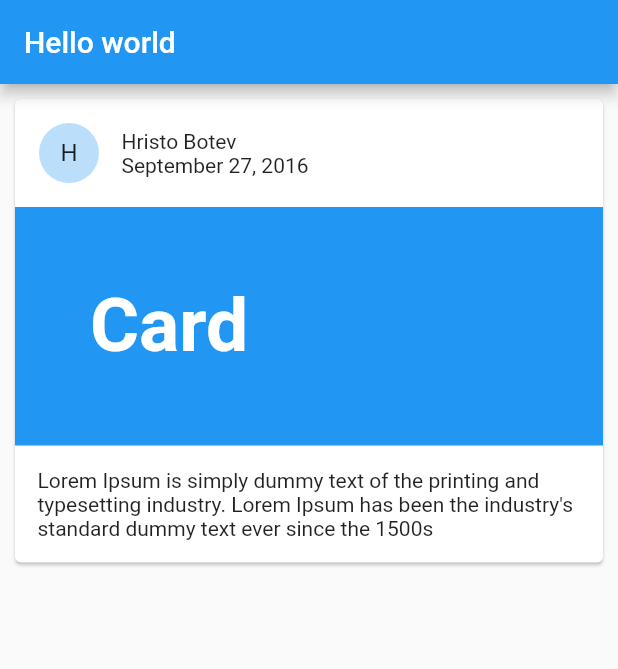
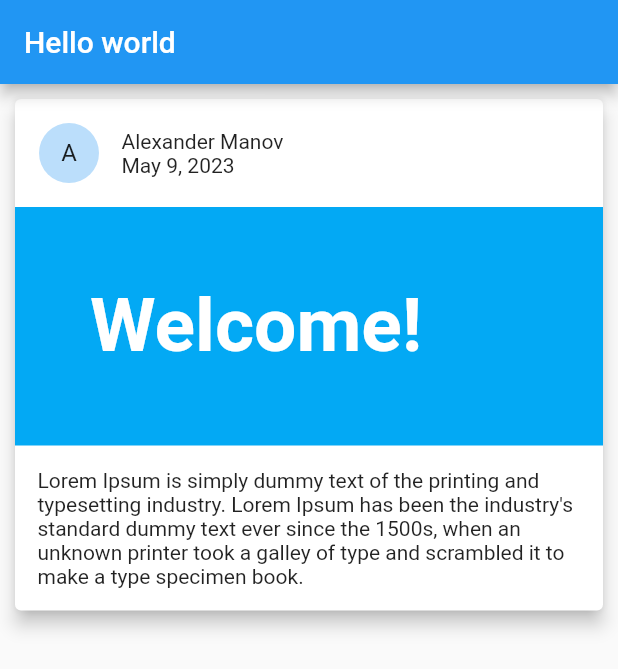
Before and after one commit to AEManov20/movie-ticket-booking-system, a Flutter app: the screen it shows after launch, on a phone screen of 412 x 824 dp. Shown: the top 669 px of the screen. Run offline on Flutter 3.47's test engine with Material 2 defaults, Android fonts, the phone set to English and light mode, and no system bars.

Commit message:
Convert some of the code into a reusable Widget (UserPost)

```diff
--- a/lib/main.dart
+++ b/lib/main.dart
@@ -1,4 +1,5 @@
 import 'package:flutter/material.dart';
+import 'package:internship_app/user_post.dart';
 
 void main() {
   runApp(const MainApp());
@@ -41,43 +42,14 @@ class _HomePageState extends State<HomePage> {
       body: Container(
           child: ListView(
         children: [
-          Card(
-            margin: const EdgeInsets.all(10.0),
-            child: Column(
-              crossAxisAlignment: CrossAxisAlignment.stretch,
-              children: [
-                Container(
-                    padding: const EdgeInsets.all(16.0),
-                    child: Row(
-                      children: [
-                        const CircleAvatar(child: Text("H")),
-                        Container(margin: EdgeInsets.fromLTRB(15.0, 0.0, 0.0, 0.0), child: Column(
-                          crossAxisAlignment: CrossAxisAlignment.start,
-                          children: const [
-                            Text(
-                              "Hristo Botev",
-                            ),
-                            Text("September 27, 2016")
-                          ],
-                        ))
-                      ],
-                    )),
-                Container(
-                    padding: const EdgeInsets.all(50.0),
-                    decoration: const BoxDecoration(color: Colors.blue),
-                    child: const Text("Card",
-                        style: TextStyle(
-                            color: Colors.white,
-                            fontWeight: FontWeight.bold,
-                            fontSize: 50))),
-                Container(
-                  padding: const EdgeInsets.all(15.0),
-                  child: const Text(
-                      "Lorem Ipsum is simply dummy text of the printing and typesetting industry. Lorem Ipsum has been the industry's standard dummy text ever since the 1500s"),
-                )
-              ],
-            ),
-          )
+          UserPost(
+              firstName: "Alexander",
+              lastName: "Manov",
+              bigTitle: "Welcome!",
+              postContent:
+                  "Lorem Ipsum is simply dummy text of the printing and typesetting industry. Lorem Ipsum has been the industry's standard dummy text ever since the 1500s, when an unknown printer took a galley of type and scrambled it to make a type specimen book.",
+              datePosted: DateTime.now(),
+              accentColor: Colors.lightBlue),
         ],
       )),
     );
--- /dev/null
+++ b/lib/user_post.dart
@@ -0,0 +1,63 @@
+import 'package:flutter/material.dart';
+import 'package:intl/intl.dart';
+
+class UserPost extends StatelessWidget {
+  const UserPost(
+      {super.key,
+      required this.firstName,
+      required this.lastName,
+      required this.bigTitle,
+      required this.postContent,
+      required this.datePosted,
+      required this.accentColor});
+
+  final String firstName, lastName, bigTitle, postContent;
+  final Color accentColor;
+  final DateTime datePosted;
+
+  @override
+  Widget build(BuildContext context) {
+    return Card(
+      elevation: 5,
+      margin: const EdgeInsets.all(10.0),
+      child: Column(
+        crossAxisAlignment: CrossAxisAlignment.stretch,
+        children: [
+          Container(
+              padding: const EdgeInsets.all(16.0),
+              child: Row(
+                children: [
+                  CircleAvatar(
+                      child: Text(firstName[0].toUpperCase().toString())),
+                  Container(
+                      margin: const EdgeInsets.fromLTRB(15.0, 0.0, 0.0, 0.0),
+                      child: Column(
+                        crossAxisAlignment: CrossAxisAlignment.start,
+                        children: [
+                          Text(
+                            "$firstName $lastName",
+                          ),
+                          Text(DateFormat.yMMMMd('en-US').format(datePosted))
+                        ],
+                      ))
+                ],
+              )),
+          Container(
+              padding: const EdgeInsets.all(50.0),
+              decoration: BoxDecoration(color: accentColor),
+              child: Text(bigTitle,
+                  style: TextStyle(
+                      color: accentColor.computeLuminance() >= .5
+                          ? Colors.black
+                          : Colors.white,
+                      fontWeight: FontWeight.bold,
+                      fontSize: 50))),
+          Container(
+            padding: const EdgeInsets.all(15.0),
+            child: Text(postContent),
+          )
+        ],
+      ),
+    );
+  }
+}
--- a/pubspec.yaml
+++ b/pubspec.yaml
@@ -35,6 +35,7 @@ dependencies:
   # The following adds the Cupertino Icons font to your application.
   # Use with the CupertinoIcons class for iOS style icons.
   cupertino_icons: ^1.0.2
+  intl: ^0.18.1
 
 dev_dependencies:
   flutter_test:
```
Also changed, not shown: pubspec.lock.
